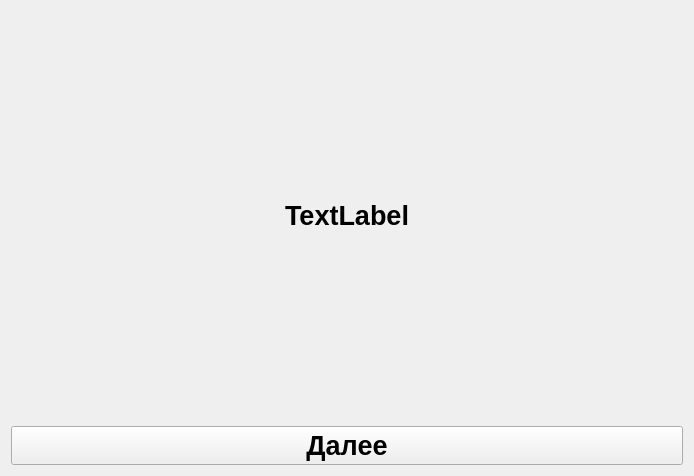
Qt form UIForms/GivingOutItem.ui (FelixMailwriter/VM) before a commit.
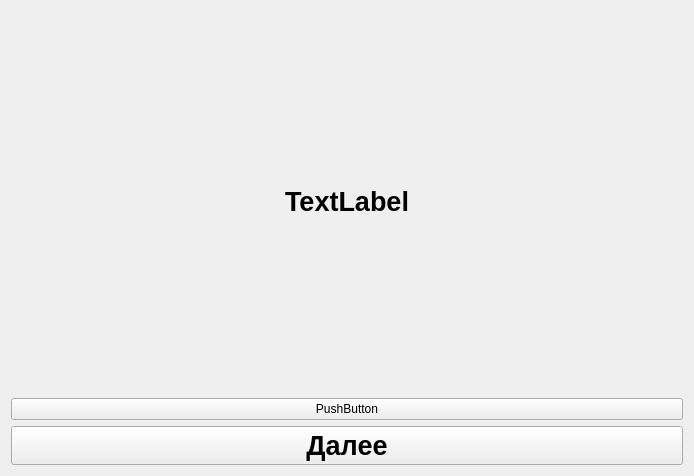
The same form after that commit.

The edit to the form file:
```diff
--- a/UIForms/GivingOutItem.ui
+++ b/UIForms/GivingOutItem.ui
@@ -33,6 +33,13 @@
        </property>
       </widget>
      </item>
+     <item>
+      <widget class="QPushButton" name="btn_EngSensSim">
+       <property name="text">
+        <string>PushButton</string>
+       </property>
+      </widget>
+     </item>
      <item>
       <widget class="QPushButton" name="btn_continue">
        <property name="font">
```
